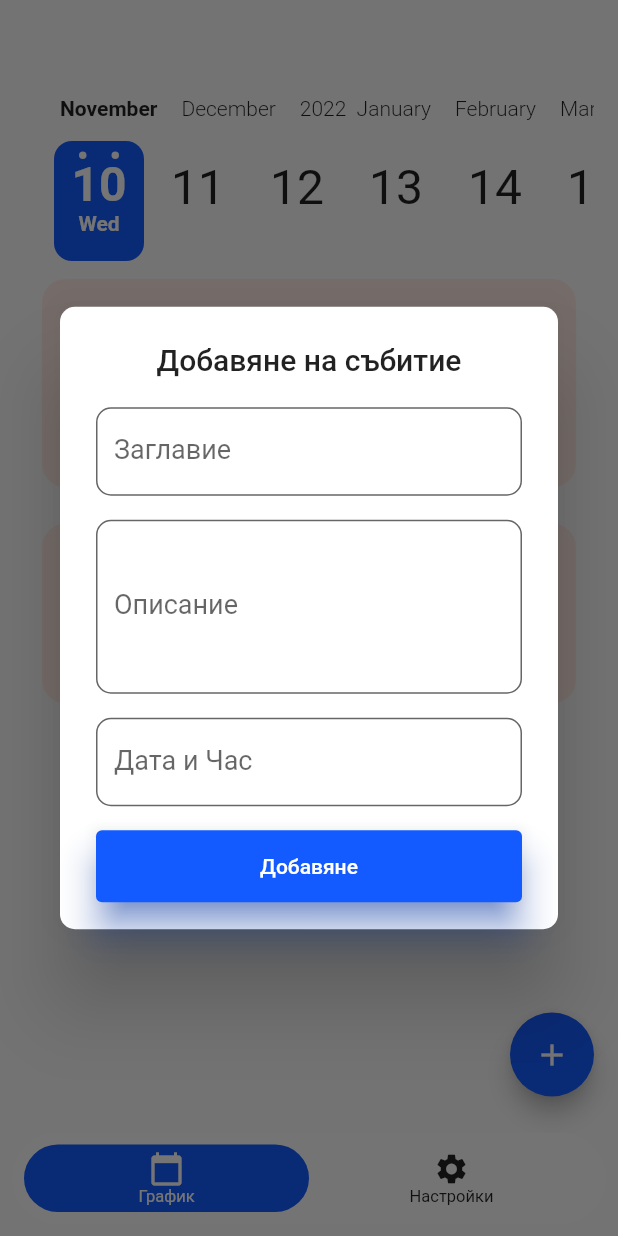
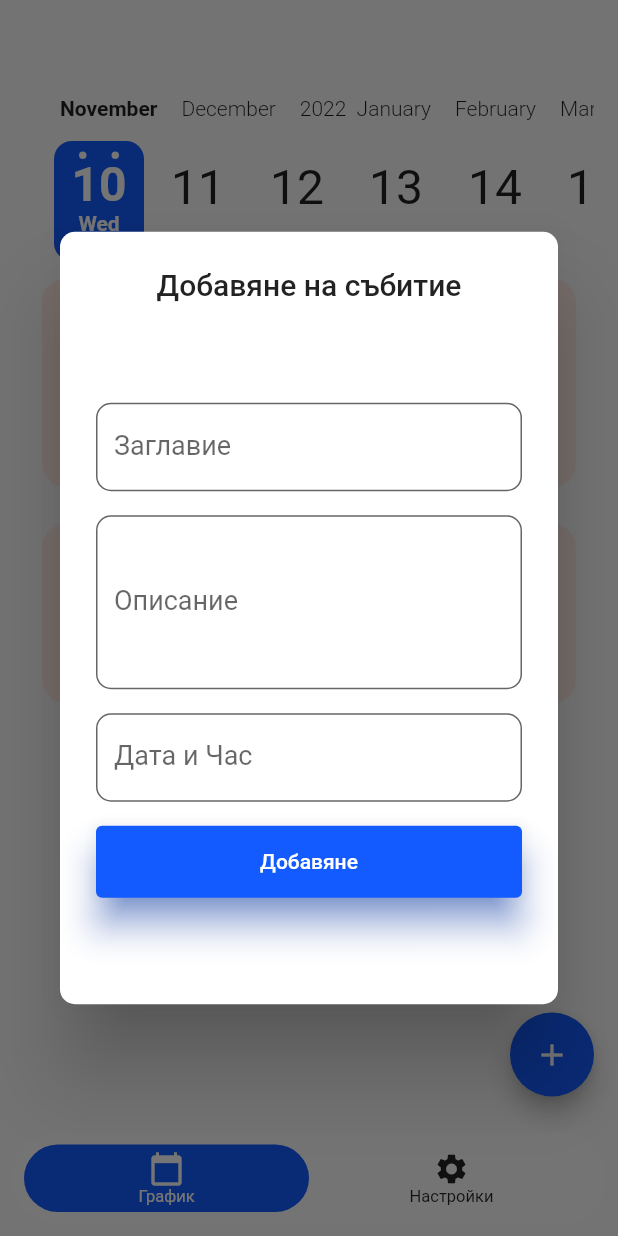
Before and after one commit to stfkolev/astra-folio-app, a Flutter app: the screen it shows after launch, after a tap on the "add" icon, on a phone screen of 412 x 824 dp. Run offline on Flutter 3.47's test engine with Material 2 defaults, Android fonts, the phone set to English and light mode, and no system bars; drawn by our look-alikes of calendar_timeline, datetime_picker_formfield, floating_bottom_navigation_bar.

```diff
--- a/lib/dialogs/AddEventDialog.dart
+++ b/lib/dialogs/AddEventDialog.dart
@@ -39,7 +39,8 @@ class AddEventState extends State<AddEventDialog> {
     return Form(
         key: _formKey,
         child: Column(
-          mainAxisAlignment: MainAxisAlignment.start,
+
+          mainAxisAlignment: MainAxisAlignment.center,
           crossAxisAlignment: CrossAxisAlignment.start,
           children: <Widget>[
             // Text('Title', textAlign: TextAlign.start),
--- a/lib/main.dart
+++ b/lib/main.dart
@@ -2,9 +2,17 @@ import 'package:astrafolioproject/pages/Schedule.dart';
 
 import 'package:flutter/cupertino.dart';
 import 'package:flutter/material.dart';
+import 'package:flutter/services.dart';
 
 void main() {
-  runApp(MyApp());
+  WidgetsFlutterBinding.ensureInitialized();
+  SystemChrome.setPreferredOrientations([
+    DeviceOrientation.portraitDown,
+    DeviceOrientation.portraitUp,
+  ]).then((_) =>
+      runApp(MyApp())
+  );
+
 }
 
 class MyApp extends StatelessWidget {
--- a/lib/pages/Schedule.dart
+++ b/lib/pages/Schedule.dart
@@ -7,8 +7,6 @@ import 'package:floating_bottom_navigation_bar/floating_bottom_navigation_bar.da
 import 'package:flutter/cupertino.dart';
 import 'package:flutter/material.dart';
 import 'package:intl/date_symbol_data_local.dart';
-
-import 'dart:developer' as developer;
 
 class SchedulePage extends StatefulWidget {
   SchedulePage({Key? key}) : super(key: key);
@@ -182,8 +180,9 @@ class _SchedulePageState extends State<SchedulePage> {
                         var width = MediaQuery.of(context).size.width;
 
                         return Container(
-                          height: height - 500,
+                          height: height - 400,
                           width: width + 400,
+                          child: Center(
                             child: AddEventDialog(onFormSubmit: (event) {
                               dynamic _eventItems = eventItems;
                               _eventItems.add(EventItem(event: event, onEventItemEdited: onEventItemEdited, onEventItemDeleted: onEventItemDeleted,));
@@ -194,6 +193,7 @@ class _SchedulePageState extends State<SchedulePage> {
 
                               updateEventItems();
                             }),
+                          ),
                         );
                       }
                     )
```
Lines whose indentation alone changed are shown as unchanged.
